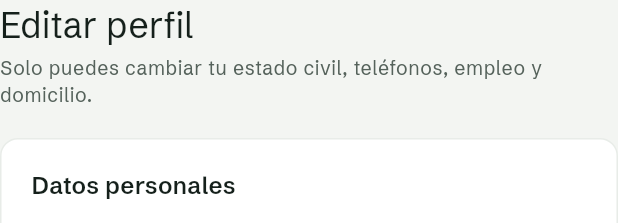
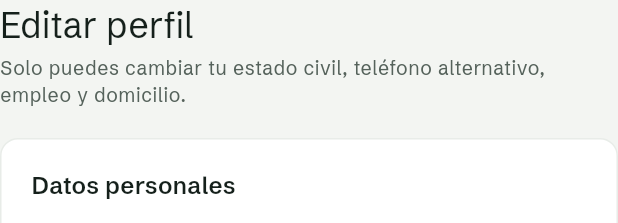
Before and after one commit to CesarAbraham0428/gestoPago, a Flutter app: the FormularioPerfil widget shown alone on an empty page, opened directly with empty values, on a phone screen of 412 x 824 dp. Shown: the top 223 px of the screen. Run offline on Flutter 3.47's test engine with Material 3 defaults, Android fonts, the phone set to English and light mode, and no system bars; our stand-ins replace flutter_secure_storage, go_router, google_fonts, qr_flutter; accounts and stored records are empty.

Commit message:
fix(frontend): hacer de solo lectura el teléfono móvil en la edición del perfil
Solo el teléfono alternativo sigue siendo editable; el móvil se muestra bloqueado y se reenvía sin cambios.

```diff
--- a/frontend/lib/perfil/infraestructure/ui/formulario_perfil.dart
+++ b/frontend/lib/perfil/infraestructure/ui/formulario_perfil.dart
@@ -41,7 +41,6 @@ class _FormularioPerfilState extends State<FormularioPerfil> {
     final p = widget.perfil;
     final d = p.domicilio;
     _c = {
-      'telefonoMovil': p.telefonoMovil,
       'telefonoAlternativo': p.telefonoAlternativo ?? '',
       'ocupacion': p.ocupacion,
       'empresa': p.empresa,
@@ -71,7 +70,8 @@ class _FormularioPerfilState extends State<FormularioPerfil> {
 
   Map<String, Object?> _editado() => {
     'estadoCivil': _estadoCivil,
-    'telefonoMovil': _t('telefonoMovil'),
+    // No es editable, pero la API recibe el perfil completo.
+    'telefonoMovil': widget.perfil.telefonoMovil,
     'telefonoAlternativo': _opcional('telefonoAlternativo'),
     'ocupacion': _t('ocupacion'),
     'empresa': _t('empresa'),
@@ -149,7 +149,7 @@ class _FormularioPerfilState extends State<FormularioPerfil> {
           Text('Editar perfil', style: Theme.of(context).textTheme.headlineSmall),
           const SizedBox(height: 4),
           Text(
-            'Solo puedes cambiar tu estado civil, teléfonos, empleo y domicilio.',
+            'Solo puedes cambiar tu estado civil, teléfono alternativo, empleo y domicilio.',
             style: Theme.of(context).textTheme.bodySmall?.copyWith(color: AppColors.tintaSuave),
           ),
           const SizedBox(height: 20),
@@ -174,7 +174,7 @@ class _FormularioPerfilState extends State<FormularioPerfil> {
           ]),
           _Grupo(titulo: 'Contacto', campos: [
             _fijo('Correo electrónico', p.correoElectronico),
-            _campo('telefonoMovil', 'Teléfono móvil', digitos: 10, validar: _digitos(10)),
+            _fijo('Teléfono móvil', p.telefonoMovil),
             _campo(
               'telefonoAlternativo',
               'Teléfono alternativo (opcional)',
```
Also changed, not shown: 1 other file.
